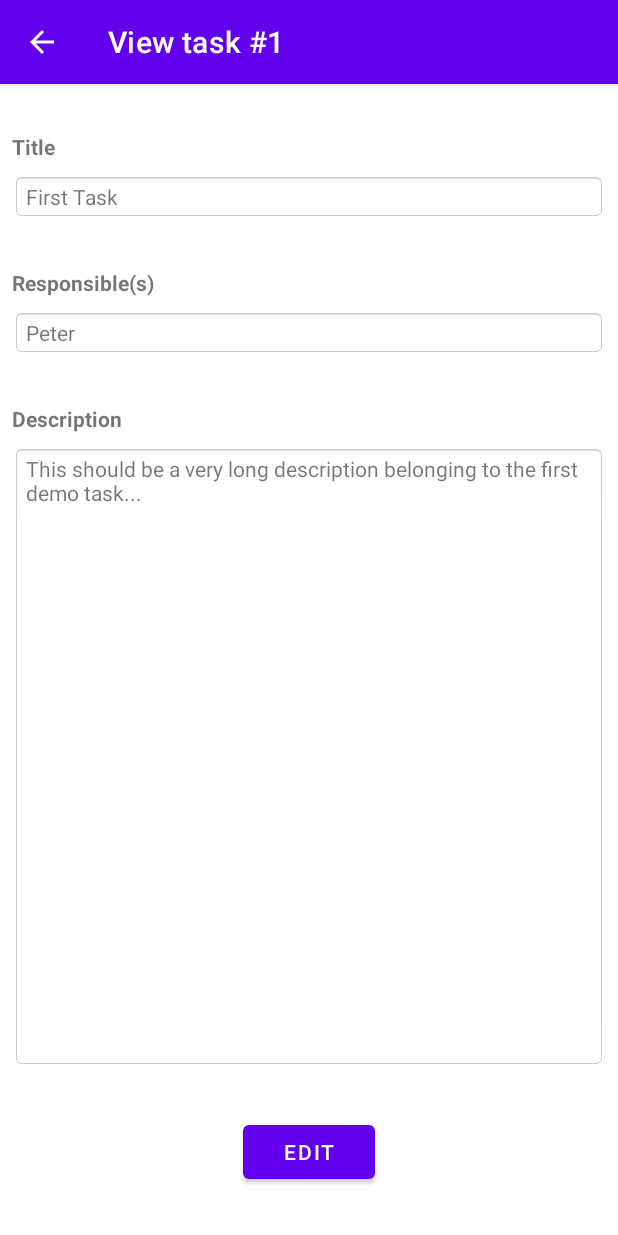
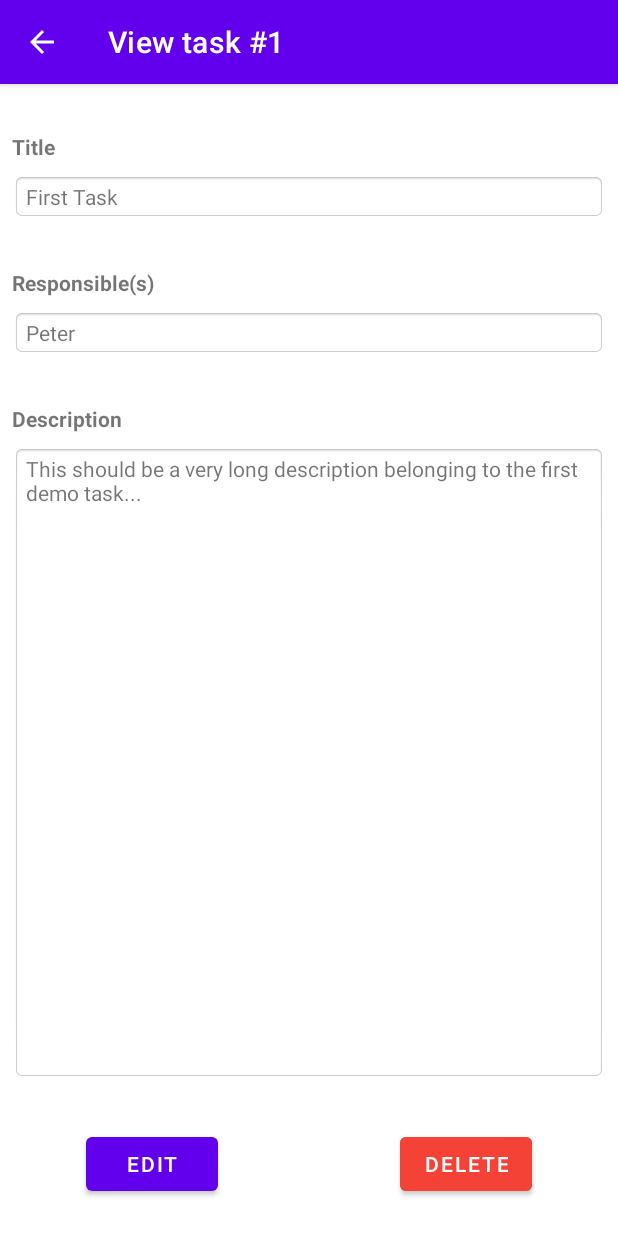
Before and after one commit to lukiatus/task-manager, an Android app: the screen it shows after launch (ViewActivity), after a tap on "First Task", on a phone screen of 412 x 824 dp. Run offline under Robolectric (Android 15) with nearby library versions, the phone set to English and light mode, and no system bars; our stand-ins replace Room's generated code.

Commit message:
Add delete function

```diff
--- a/app/src/main/java/com/example/taskmanager/ViewActivity.kt
+++ b/app/src/main/java/com/example/taskmanager/ViewActivity.kt
@@ -19,13 +19,8 @@ class ViewActivity : AppCompatActivity() {
         setContentView(R.layout.activity_view)
         id = intent.getIntExtra("taskId", 0)
         title = "View task #$id"
-        // Database initialization
-        val db = Room.databaseBuilder(
-            applicationContext,
-            AppDatabase::class.java, "taskManagerDb"
-        ).allowMainThreadQueries().build()
 
-        var task = db.taskDao().getById(id)
+        var task = AppDatabase.getDatabase(applicationContext).taskDao().getById(id)
         findViewById<TextView>(R.id.viewTitle).apply {
             text = task.title
         }
@@ -46,4 +41,10 @@ class ViewActivity : AppCompatActivity() {
     fun editButtonCliked(view: View) {
         editTask(id)
     }
+
+    fun deleteButtonClicked(view: View) {
+        var task = AppDatabase.getDatabase(applicationContext).taskDao().getById(id)
+        AppDatabase.getDatabase(applicationContext).taskDao().delete(task)
+        startActivity(Intent(this, MainActivity::class.java))
+    }
 }
--- a/app/src/main/res/layout/activity_view.xml
+++ b/app/src/main/res/layout/activity_view.xml
@@ -41,11 +41,12 @@
         android:id="@+id/saveButton"
         android:layout_width="wrap_content"
         android:layout_height="wrap_content"
-        android:layout_marginBottom="32dp"
+        android:layout_marginEnd="32dp"
+        android:layout_marginBottom="24dp"
         android:onClick="editButtonCliked"
         android:text="Edit"
         app:layout_constraintBottom_toBottomOf="parent"
-        app:layout_constraintEnd_toEndOf="parent"
+        app:layout_constraintEnd_toStartOf="@+id/deleteButton"
         app:layout_constraintStart_toStartOf="parent" />
 
     <TextView
@@ -96,4 +97,17 @@
         android:textStyle="bold"
         app:layout_constraintStart_toStartOf="parent"
         app:layout_constraintTop_toBottomOf="@+id/viewResponsible" />
+
+    <Button
+        android:id="@+id/deleteButton"
+        android:layout_width="wrap_content"
+        android:layout_height="wrap_content"
+        android:layout_marginStart="32dp"
+        android:layout_marginBottom="24dp"
+        android:backgroundTint="#F44336"
+        android:onClick="deleteButtonClicked"
+        android:text="DELETE"
+        app:layout_constraintBottom_toBottomOf="parent"
+        app:layout_constraintEnd_toEndOf="parent"
+        app:layout_constraintStart_toEndOf="@+id/saveButton" />
 </androidx.constraintlayout.widget.ConstraintLayout>
```
